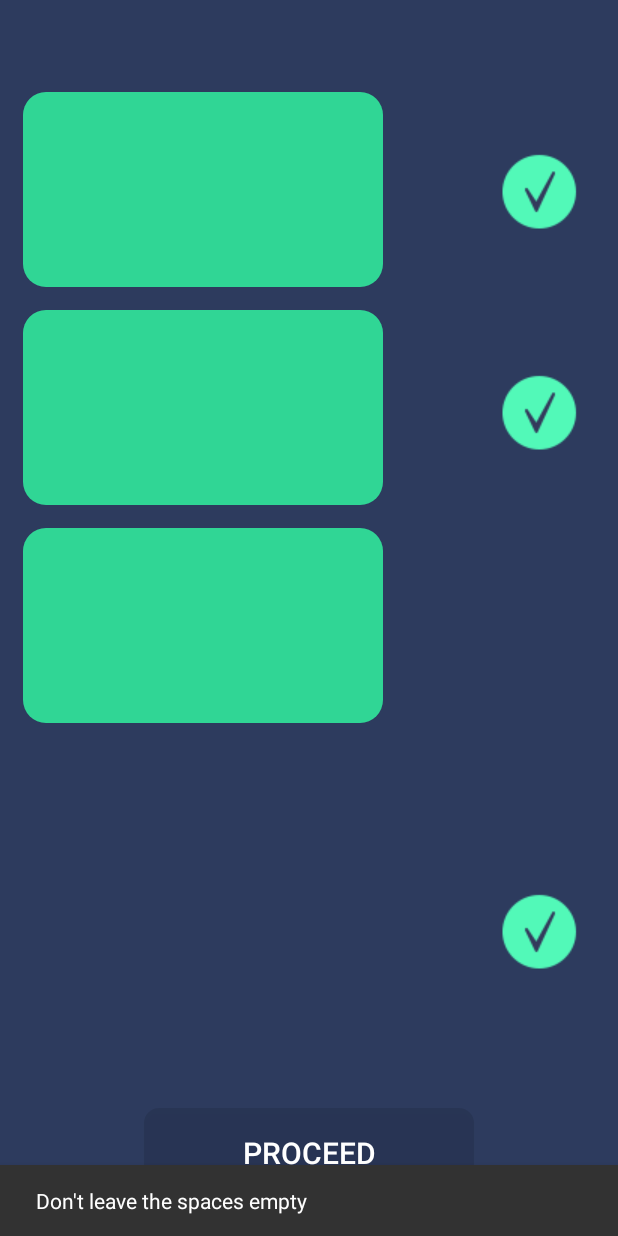
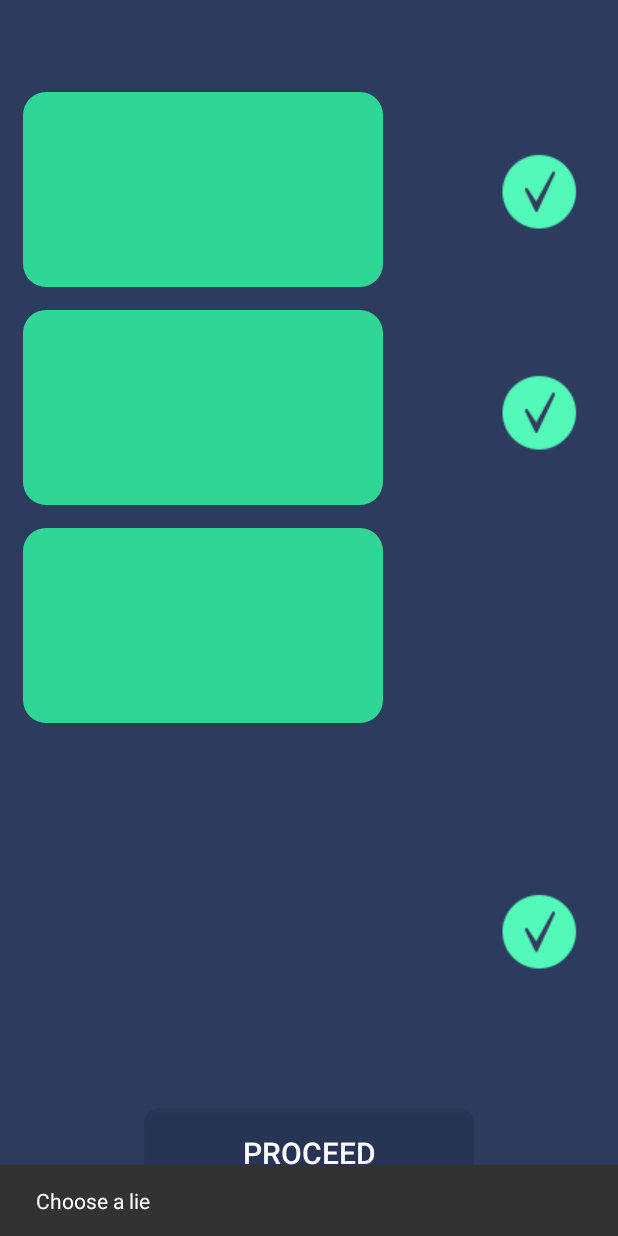
Before and after one commit to SlothStd/2Truth-1Lie, an Android app: the OnePhone screen opened directly, with no data from a screen before it, after a tap on "PROCEED", on a phone screen of 412 x 824 dp. Run offline under Robolectric (Android 15) with nearby library versions, the phone set to English and light mode, and no system bars.

Commit message:
trošku bug fixiky :dancer:

```diff
--- a/app/src/main/java/sloth/twotruthsonelie/OnePhone.java
+++ b/app/src/main/java/sloth/twotruthsonelie/OnePhone.java
@@ -20,6 +20,7 @@ public class OnePhone extends Activity {
     EditText firstS, secondS, thirdS;
     String fString, sString, tString;
     Snackbar snackbarplayer, snackbarEmpty;
+    Boolean first, second, third;
     TextView player1TW, player2TW;
     Animation fade_in;
     Button proceed;
@@ -65,13 +66,13 @@ public class OnePhone extends Activity {
                 SharedPreferences.Editor editor = preferences.edit();
 
                 secondLie.setChecked(false);
-                secondS.setBackgroundColor(getResources().getColor(R.color.truth));
+                secondS.setBackgroundResource(R.drawable.custom_edittext_truth);
 
                 thirdLie.setChecked(false);
-                thirdS.setBackgroundColor(getResources().getColor(R.color.truth));
+                thirdS.setBackgroundResource(R.drawable.custom_edittext_truth);
 
                 firstLie.setChecked(true);
-                firstS.setBackgroundColor(getResources().getColor(R.color.lie));
+                firstS.setBackgroundResource(R.drawable.custom_edittex_lie);
                 firstTruth.setChecked(false);
 
                 editor.putBoolean("firstLie", false).apply();
@@ -85,7 +86,7 @@ public class OnePhone extends Activity {
             @Override
             public void onClick(View v) {
                 firstTruth.setChecked(true);
-                firstS.setBackgroundColor(getResources().getColor(R.color.truth));
+                firstS.setBackgroundResource(R.drawable.custom_edittext_truth);
                 firstLie.setChecked(false);
             }
         });
@@ -101,13 +102,13 @@ public class OnePhone extends Activity {
                 SharedPreferences.Editor editor = preferences.edit();
 
                 firstLie.setChecked(false);
-                firstS.setBackgroundColor(getResources().getColor(R.color.truth));
+                firstS.setBackgroundResource(R.drawable.custom_edittext_truth);
 
                 thirdLie.setChecked(false);
-                thirdS.setBackgroundColor(getResources().getColor(R.color.truth));
+                thirdS.setBackgroundResource(R.drawable.custom_edittext_truth);
 
                 secondLie.setChecked(true);
-                secondS.setBackgroundColor(getResources().getColor(R.color.lie));
+                secondS.setBackgroundResource(R.drawable.custom_edittex_lie);
                 secondTruth.setChecked(false);
 
                 editor.putBoolean("secondLie", false).apply();
@@ -121,7 +122,7 @@ public class OnePhone extends Activity {
             @Override
             public void onClick(View v) {
                 secondTruth.setChecked(true);
-                secondS.setBackgroundColor(getResources().getColor(R.color.truth));
+                secondS.setBackgroundResource(R.drawable.custom_edittext_truth);
                 secondLie.setChecked(false);
             }
         });
@@ -137,13 +138,13 @@ public class OnePhone extends Activity {
                 SharedPreferences.Editor editor = preferences.edit();
 
                 firstLie.setChecked(false);
-                firstS.setBackgroundColor(getResources().getColor(R.color.truth));
+                firstS.setBackgroundResource(R.drawable.custom_edittext_truth);
 
                 secondLie.setChecked(false);
-                secondS.setBackgroundColor(getResources().getColor(R.color.truth));
+                secondS.setBackgroundResource(R.drawable.custom_edittext_truth);
 
                 thirdLie.setChecked(true);
-                thirdS.setBackgroundColor(getResources().getColor(R.color.lie));
+                thirdS.setBackgroundResource(R.drawable.custom_edittex_lie);
                 thirdTruth.setChecked(false);
 
                 editor.putBoolean("thirdLie", false).apply();
@@ -167,17 +168,24 @@ public class OnePhone extends Activity {
         proceed.setOnClickListener(new View.OnClickListener() {
             @Override
             public void onClick(View v) {
+                SharedPreferences preferences = getSharedPreferences("TrueOrFalse", MODE_PRIVATE);
 
-                snackbarEmpty = Snackbar.make(findViewById(android.R.id.content), "Don't leave the spaces empty", Snackbar.LENGTH_INDEFINITE);
+                snackbarEmpty = Snackbar.make(findViewById(android.R.id.content), "Choose a lie", Snackbar.LENGTH_INDEFINITE);
+
+                first = preferences.getBoolean("fristLie", false);
+                second = preferences.getBoolean("secondLie", false);
+                third = preferences.getBoolean("thirdLie", false);
 
                 fString = firstS.getText().toString();
                 sString = secondS.getText().toString();
                 tString = thirdS.getText().toString();
 
                 Intent nextPlayer = new Intent(OnePhone.this, NextPlayer.class);
-
                 if (fString.matches("") | sString.matches("") | tString.matches("")) {
                     snackbarEmpty.setActionTextColor(getResources().getColor(R.color.purple_ish));
+                    snackbarEmpty.setDuration(Snackbar.LENGTH_SHORT);
+                    snackbarEmpty.show();
+                } else if (!first && !second && !third){
                     snackbarEmpty.setDuration(Snackbar.LENGTH_SHORT);
                     snackbarEmpty.show();
                 } else {
--- a/app/src/main/java/sloth/twotruthsonelie/ScoreActivity.java
+++ b/app/src/main/java/sloth/twotruthsonelie/ScoreActivity.java
@@ -17,7 +17,6 @@ public class ScoreActivity extends Activity {
     TextView player1TW, player2TW, winner;
     Integer player1, player2;
     Button toMenu;
-
 
     @Override
     protected void onCreate(Bundle savedInstanceState) {
--- /dev/null
+++ b/app/src/main/res/drawable/custom_edittex_lie.xml
@@ -0,0 +1,13 @@
+<?xml version="1.0" encoding="utf-8"?>
+<shape xmlns:android="http://schemas.android.com/apk/res/android"
+    android:padding="10dp"
+    android:shape="rectangle">
+
+    <solid android:color="@color/lie" />
+
+    <corners
+        android:bottomLeftRadius="15dp"
+        android:bottomRightRadius="15dp"
+        android:topLeftRadius="15dp"
+        android:topRightRadius="15dp" />
+</shape>
--- a/app/src/main/res/layout/one_phone.xml
+++ b/app/src/main/res/layout/one_phone.xml
@@ -112,7 +112,7 @@
                     android:textColor="#ffffff"
                     android:textSize="20sp"
                     android:gravity="center_horizontal|top"
-                    android:background="@drawable/custom_edittext"
+                    android:background="@drawable/custom_edittext_truth"
                     android:id="@+id/firstS"
                     android:autoText="false"
                     android:paddingTop="5dp"
@@ -129,7 +129,7 @@
                     android:textColor="#ffffff"
                     android:textSize="20sp"
                     android:gravity="center_horizontal|top"
-                    android:background="@drawable/custom_edittext"
+                    android:background="@drawable/custom_edittext_truth"
                     android:id="@+id/secondS"
                     android:paddingTop="5dp"
                     android:layout_alignParentStart="true"
@@ -144,7 +144,7 @@
                     android:textColor="#ffffff"
                     android:textSize="20sp"
                     android:gravity="center_horizontal|top"
-                    android:background="@drawable/custom_edittext"
+                    android:background="@drawable/custom_edittext_truth"
                     android:id="@+id/thirdS"
                     android:paddingTop="5dp"
                     android:layout_below="@+id/secondS"
```
Also changed, not shown: app/src/main/res/drawable/custom_edittext_truth.xml (renamed from app/src/main/res/drawable/custom_edittext.xml). Lines whose indentation alone changed are shown as unchanged.
